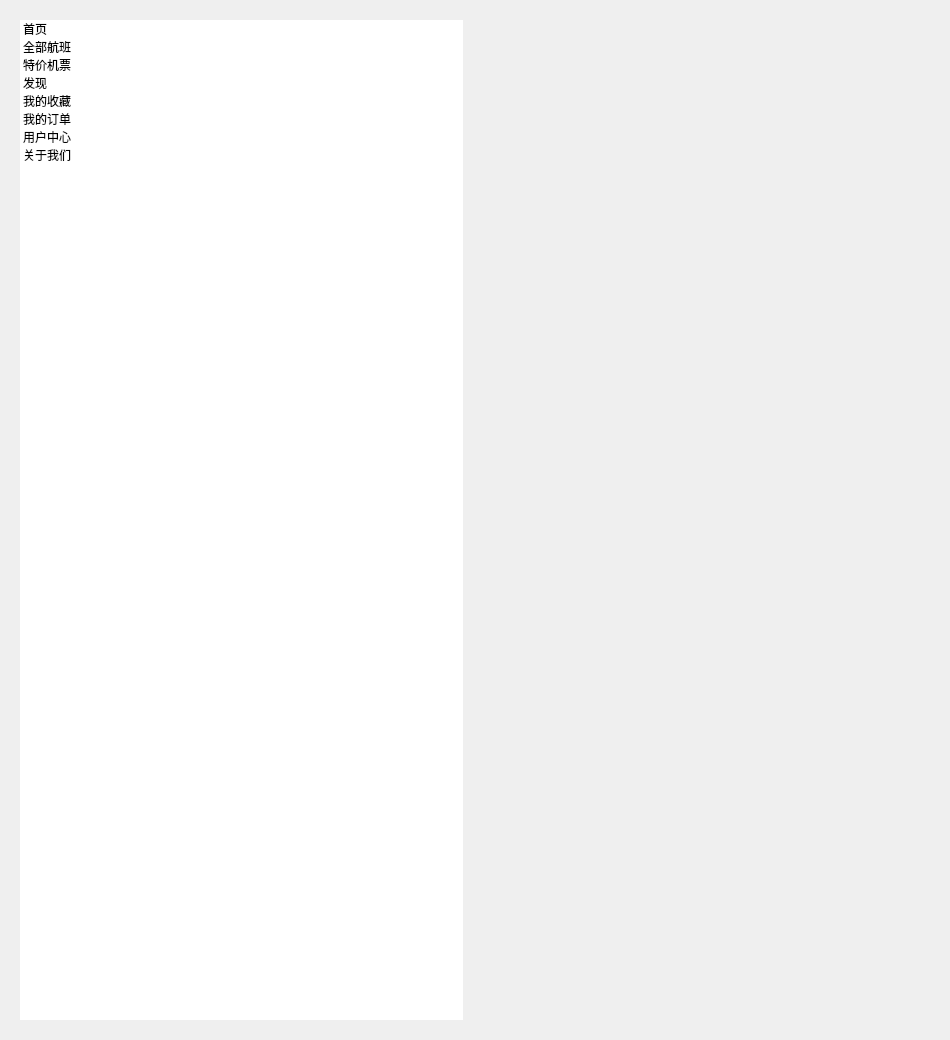
The window that Flight_System/MainWindow.ui (gywcs101/qt_flight_booking_system) describes before a commit, drawn with Qt 5.
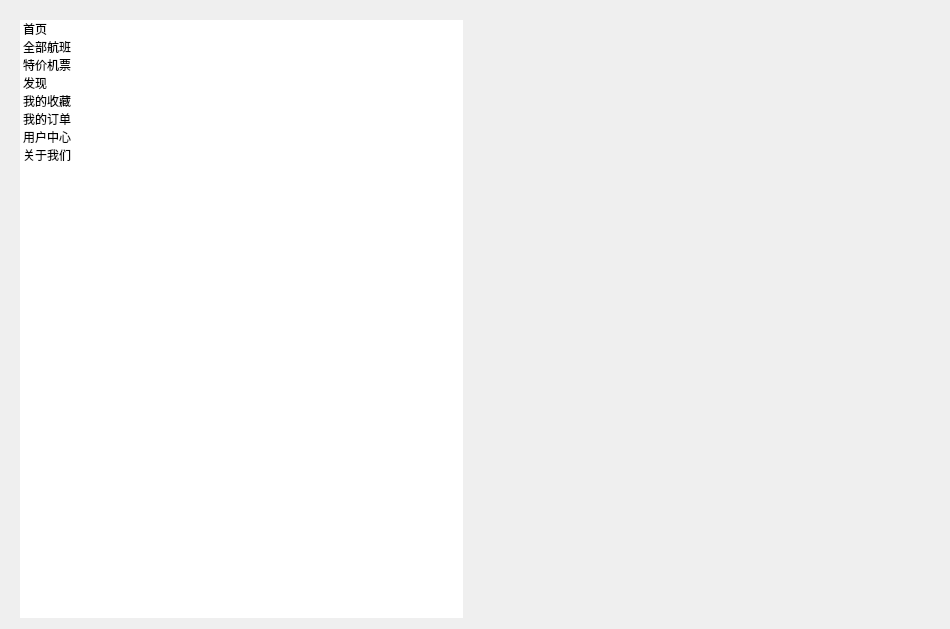
The same window after the commit. Icons and pictures are not drawn. Custom widgets are drawn as their Qt base class.

The edit to the form file:
```diff
--- a/Flight_System/MainWindow.ui
+++ b/Flight_System/MainWindow.ui
@@ -25,7 +25,7 @@
      <property name="minimumSize">
       <size>
        <width>200</width>
-       <height>0</height>
+       <height>500</height>
       </size>
      </property>
      <layout class="QVBoxLayout" name="verticalLayout_3">
```
